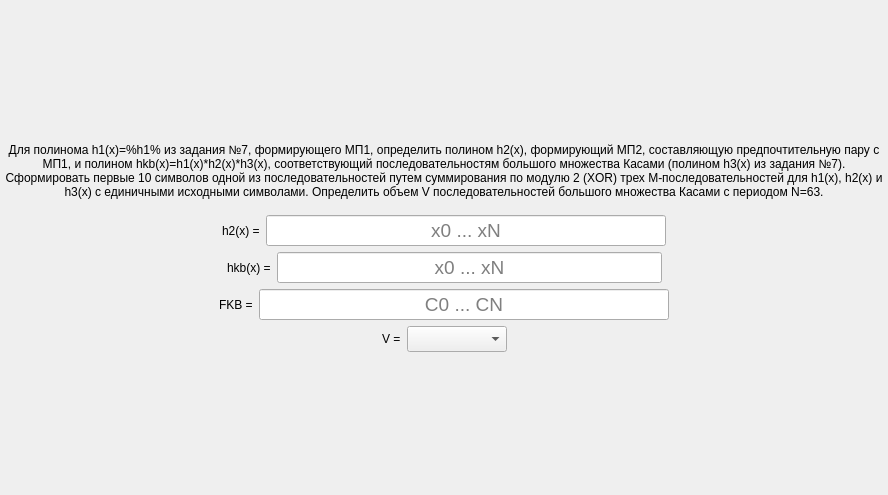
First picture: the form in task/screentask8.ui, repository bukhmastov/fpsp, before the edit.
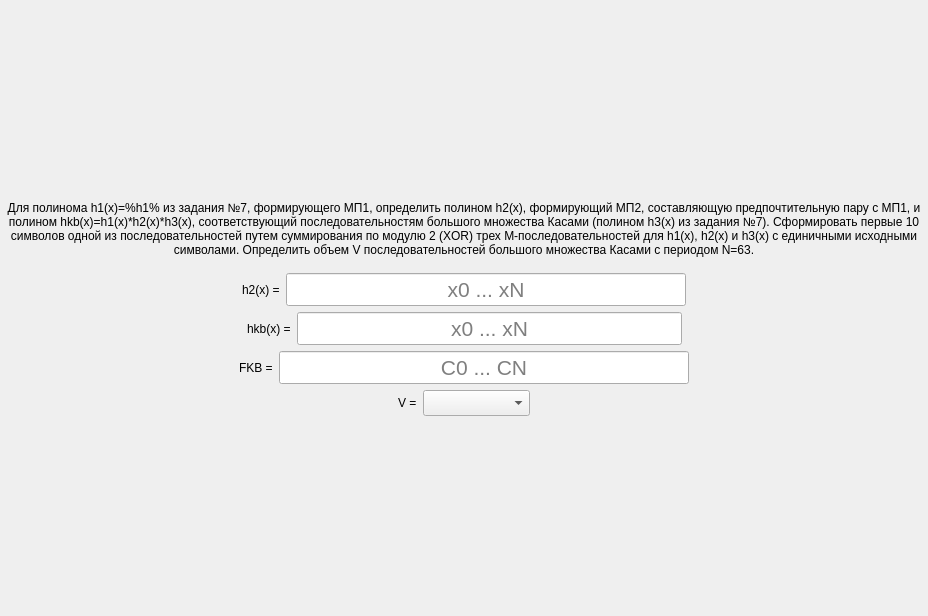
Second picture: the form after the edit.

The edit to the form file:
```diff
--- a/task/screentask8.ui
+++ b/task/screentask8.ui
@@ -6,8 +6,8 @@
    <rect>
     <x>0</x>
     <y>0</y>
-    <width>888</width>
-    <height>495</height>
+    <width>928</width>
+    <height>616</height>
    </rect>
   </property>
   <property name="windowTitle">
@@ -114,9 +114,16 @@
          </property>
          <property name="font">
           <font>
-           <pointsize>14</pointsize>
+           <family>MS Shell Dlg 2</family>
+           <pointsize>16</pointsize>
+           <weight>9</weight>
+           <italic>false</italic>
+           <bold>false</bold>
           </font>
          </property>
+         <property name="styleSheet">
+          <string>font: 75 16pt &quot;MS Shell Dlg 2&quot;;</string>
+         </property>
          <property name="maxLength">
           <number>7</number>
          </property>
@@ -184,9 +191,16 @@
          </property>
          <property name="font">
           <font>
-           <pointsize>14</pointsize>
+           <family>MS Shell Dlg 2</family>
+           <pointsize>16</pointsize>
+           <weight>9</weight>
+           <italic>false</italic>
+           <bold>false</bold>
           </font>
          </property>
+         <property name="styleSheet">
+          <string>font: 75 16pt &quot;MS Shell Dlg 2&quot;;</string>
+         </property>
          <property name="maxLength">
           <number>16</number>
          </property>
@@ -254,9 +268,16 @@
          </property>
          <property name="font">
           <font>
-           <pointsize>14</pointsize>
+           <family>MS Shell Dlg 2</family>
+           <pointsize>16</pointsize>
+           <weight>9</weight>
+           <italic>false</italic>
+           <bold>false</bold>
           </font>
          </property>
+         <property name="styleSheet">
+          <string>font: 75 16pt &quot;MS Shell Dlg 2&quot;;</string>
+         </property>
          <property name="maxLength">
           <number>10</number>
          </property>
@@ -324,9 +345,16 @@
          </property>
          <property name="font">
           <font>
-           <pointsize>14</pointsize>
+           <family>MS Shell Dlg 2</family>
+           <pointsize>16</pointsize>
+           <weight>9</weight>
+           <italic>false</italic>
+           <bold>false</bold>
           </font>
          </property>
+         <property name="styleSheet">
+          <string>font: 75 16pt &quot;MS Shell Dlg 2&quot;;</string>
+         </property>
         </widget>
        </item>
        <item>
```
Left out of the diff: 10 changed lines with no effect on the pictures.
